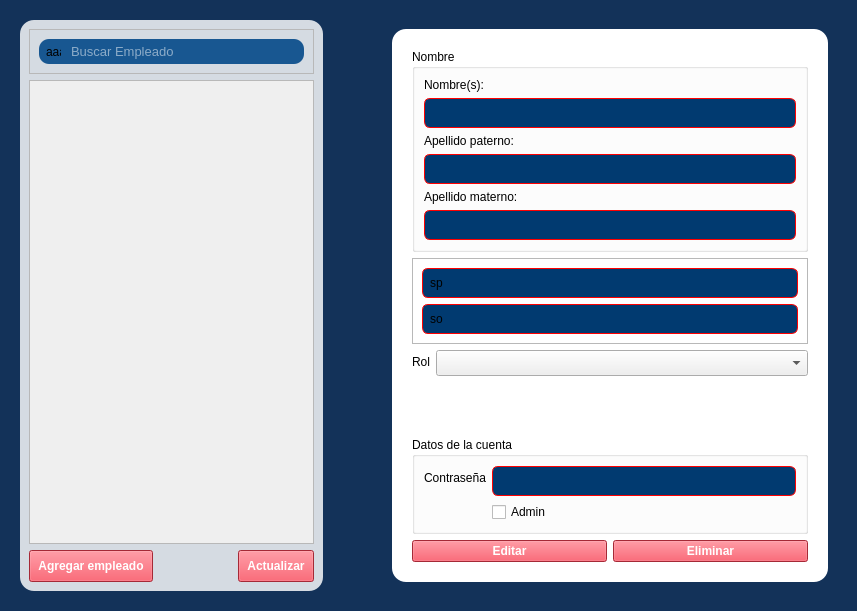
Qt form RawInterfaces/Empleados.ui (Ventthos/PollosExpress) before a commit.
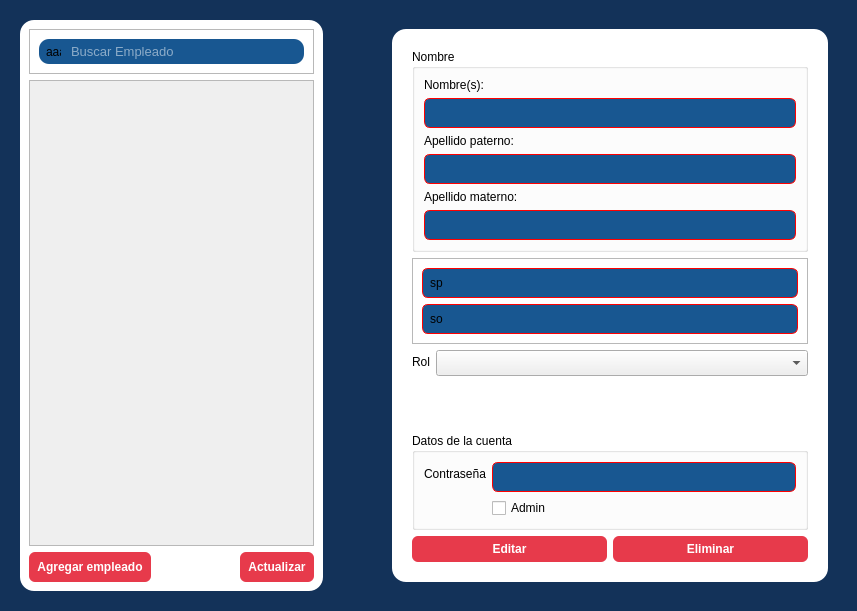
The same form after that commit.

Diff of the .ui file:
```diff
--- a/RawInterfaces/Empleados.ui
+++ b/RawInterfaces/Empleados.ui
@@ -33,7 +33,13 @@
     <widget class="QWidget" name="background" native="true">
      <property name="styleSheet">
       <string notr="true">#background{
-	background-color:#133259;
+	background-color: #133259;
+}
+
+#background QPushButton{
+	border-radius: 6px;
+padding: 6px;
+
 }</string>
      </property>
      <layout class="QHBoxLayout" name="horizontalLayout" stretch="2,0,3">
@@ -59,9 +65,8 @@
        <widget class="QWidget" name="listado" native="true">
         <property name="styleSheet">
          <string notr="true">#listado{
-	background-color: rgba(255, 255, 255, 210);
+	background-color: white;
 	border-radius: 14px;
-	
 }
 
 #listado QPushButton {
@@ -172,7 +177,7 @@
               <x>0</x>
               <y>0</y>
               <width>275</width>
-              <height>460</height>
+              <height>462</height>
              </rect>
             </property>
             <layout class="QVBoxLayout" name="verticalLayout_6">
@@ -269,7 +274,7 @@
              <widget class="QGroupBox" name="groupBox">
               <property name="styleSheet">
                <string notr="true">#groupBox QLineEdit {
-	background-color: #013a70;
+	background-color: #185791;
 	padding: 4px;
 	color: white;
 	border: 1px solid red ;
@@ -335,7 +340,7 @@
              <widget class="QFrame" name="frame_2">
               <property name="styleSheet">
                <string notr="true">#frame_2 QLineEdit {
-	background-color: #013a70;
+	background-color: #185791;
 	padding: 4px;
 	color: white;
 	border-bottom: 1px solid red;
@@ -346,7 +351,7 @@
 }
 
 #frame_2 QLabel{
-	background-color: #013a70;
+	background-color: #185791;
 	padding: 4px;
 	border-bottom-left-radius: 6px;
 	border-top-left-radius: 6px;
@@ -478,7 +483,7 @@
              <widget class="QGroupBox" name="groupBox_2">
               <property name="styleSheet">
                <string notr="true">#groupBox_2 QLineEdit {
-	background-color: #013a70;
+	background-color: #185791;
 	padding: 4px;
 	color: white;
 	border: 1px solid red;
@@ -529,6 +534,9 @@
              <layout class="QHBoxLayout" name="horizontalLayout_3">
               <item>
                <widget class="QPushButton" name="pushButton_3">
+                <property name="styleSheet">
+                 <string notr="true"/>
+                </property>
                 <property name="text">
                  <string>Editar</string>
                 </property>
```
Left out of the diff: 1 changed line with no effect on the pictures.
